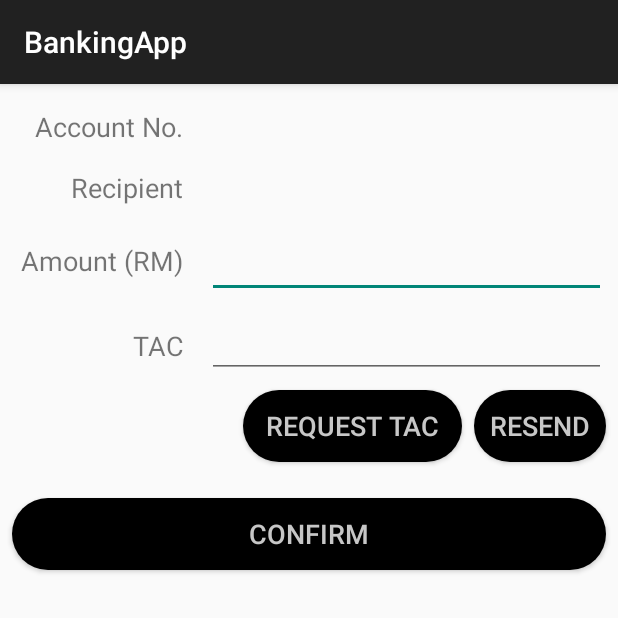
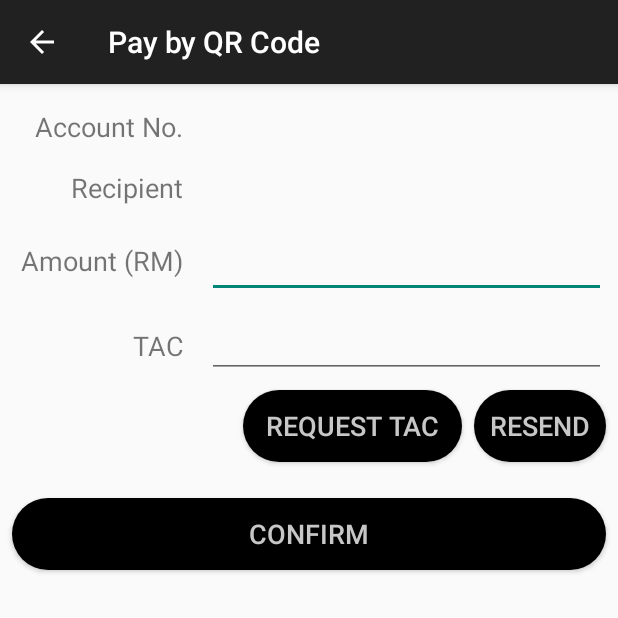
Before and after one commit to tanchekwei/banking-app, an Android app: the PayByQR2Activity screen opened directly, with no data from a screen before it, on a phone screen of 412 x 824 dp, the top half of it. Run offline under Robolectric (Android 15) with nearby library versions, the phone set to English and light mode, and no system bars; Roboto replaces fonts that are not available here.

```diff
--- a/app/src/main/java/my/edu/tarc/bankingapp/PayByQR2Activity.java
+++ b/app/src/main/java/my/edu/tarc/bankingapp/PayByQR2Activity.java
@@ -16,6 +16,9 @@ public class PayByQR2Activity extends AppCompatActivity {
     protected void onCreate(Bundle savedInstanceState) {
         super.onCreate(savedInstanceState);
         setContentView(R.layout.activity_pay_by_qr2);
+
+        getSupportActionBar().setTitle("Pay by QR Code"); // for set actionbar title
+        getSupportActionBar().setDisplayHomeAsUpEnabled(true); // for add back arrow in action bar
 
         Intent intent = getIntent();
         final String msg_accno = intent.getStringExtra(PayByQRActivity.EXTRA_ACCNO);
--- a/app/src/main/java/my/edu/tarc/bankingapp/PayByQRActivity.java
+++ b/app/src/main/java/my/edu/tarc/bankingapp/PayByQRActivity.java
@@ -26,6 +26,9 @@ public class PayByQRActivity extends AppCompatActivity {
     protected void onCreate(Bundle savedInstanceState) {
         super.onCreate(savedInstanceState);
         setContentView(R.layout.activity_pay_by_qr);
+
+        getSupportActionBar().setTitle("Pay by QR Code"); // for set actionbar title
+        getSupportActionBar().setDisplayHomeAsUpEnabled(true); // for add back arrow in action bar
 
         //intializing scan object
         qrScan = new IntentIntegrator(this);
```
